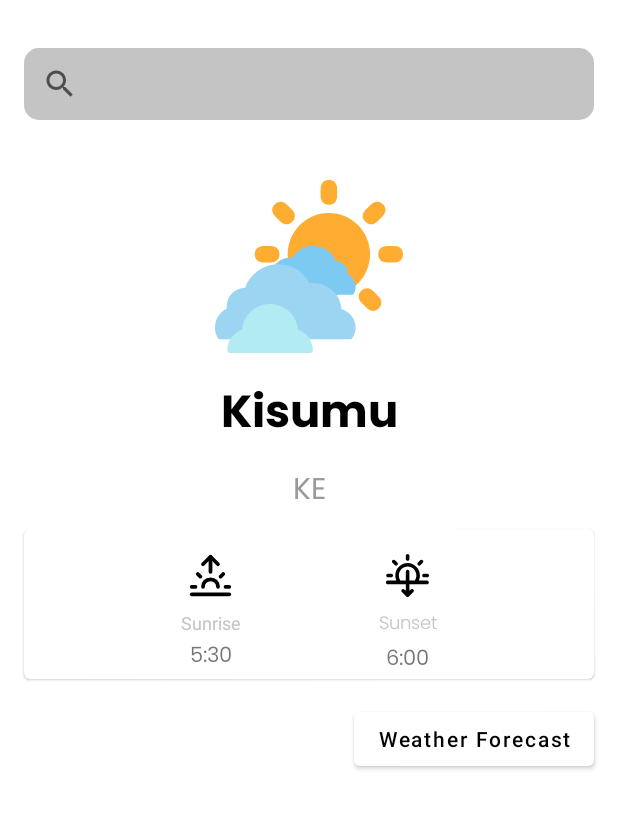
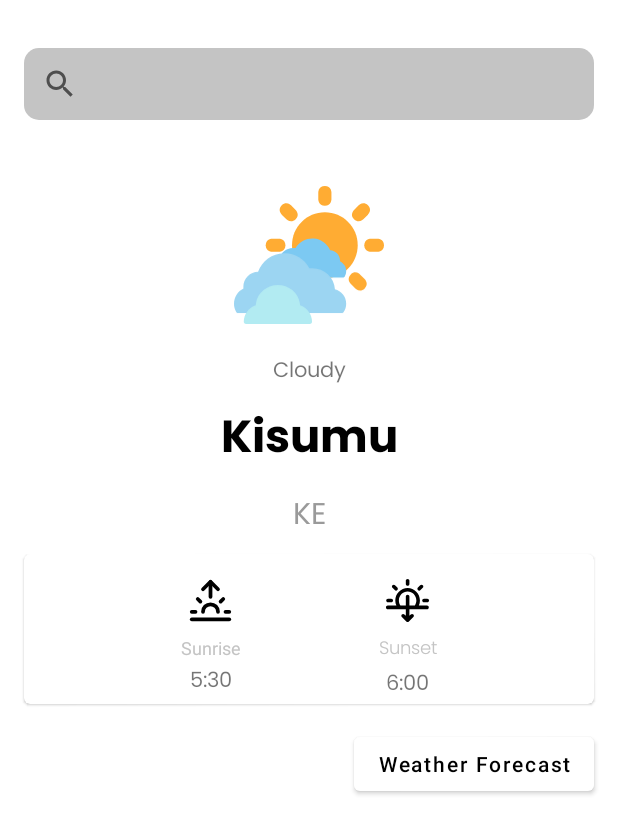
Before and after one commit to agesa3/City-Weather, an Android app: the screen it shows after launch (MainActivity), on a phone screen of 412 x 824 dp. Shown: the top 834 px of the screen. Run offline under Robolectric (Android 15) with nearby library versions, the phone set to English and light mode, and no system bars; our stand-ins replace Dagger/Hilt's generated code, Room's generated code; pictures from the network do not load.

Commit message:
fetch weather icons and load them to UI using glide

```diff
--- a/app/src/main/java/com/agesadev/weathercell/model/CityWeatherPresentation.kt
+++ b/app/src/main/java/com/agesadev/weathercell/model/CityWeatherPresentation.kt
@@ -7,5 +7,6 @@ data class CityWeatherPresentation(
     val main: MainPresentation,
     val pop: Double,
     val visibility: Int,
-    val wind: WindPresentation
+    val wind: WindPresentation,
+    val weather: List<WeatherPresentation>,
 )
--- a/app/src/main/java/com/agesadev/weathercell/util/Utils.kt
+++ b/app/src/main/java/com/agesadev/weathercell/util/Utils.kt
@@ -32,6 +32,9 @@ object Utils {
         return String.format("%.1f", kelvin - 273.15) + "°C"
     }
 
+    fun capitalizeTheFirstLetterOfTheWord(word: String): String {
+        return word.substring(0, 1).uppercase(Locale.ROOT) + word.substring(1)
+    }
 }
 
 
--- a/app/src/main/res/layout/fragment_home.xml
+++ b/app/src/main/res/layout/fragment_home.xml
@@ -21,9 +21,9 @@
         app:layout_constraintTop_toTopOf="parent" />
 
     <ImageView
-        android:id="@+id/imageView"
-        android:layout_width="wrap_content"
-        android:layout_height="wrap_content"
+        android:id="@+id/weatherIcon"
+        android:layout_width="100dp"
+        android:layout_height="100dp"
         android:layout_marginTop="@dimen/margin_large"
         app:layout_constraintEnd_toEndOf="@+id/search_query"
         app:layout_constraintStart_toStartOf="@+id/search_query"
@@ -34,14 +34,14 @@
         android:id="@+id/cityName"
         android:layout_width="wrap_content"
         android:layout_height="wrap_content"
-        android:layout_marginTop="@dimen/sixteen_dp"
+        android:layout_marginTop="8dp"
         android:fontFamily="@font/poppins_bold"
         android:text="@string/city_name"
         android:textColor="@color/black"
         android:textSize="@dimen/large_text_size"
-        app:layout_constraintEnd_toEndOf="@+id/imageView"
-        app:layout_constraintStart_toStartOf="@+id/imageView"
-        app:layout_constraintTop_toBottomOf="@+id/imageView" />
+        app:layout_constraintEnd_toEndOf="@+id/weatherIcon"
+        app:layout_constraintStart_toStartOf="@+id/weatherIcon"
+        app:layout_constraintTop_toBottomOf="@+id/weatherDescription" />
 
     <com.google.android.material.card.MaterialCardView
         android:id="@+id/cardView"
@@ -169,7 +169,18 @@
         app:layout_constraintBottom_toBottomOf="@+id/countyCode"
         app:layout_constraintEnd_toEndOf="parent"
         app:layout_constraintStart_toStartOf="parent"
-        app:layout_constraintTop_toBottomOf="@+id/imageView" />
+        app:layout_constraintTop_toBottomOf="@+id/weatherIcon" />
+
+    <TextView
+        android:id="@+id/weatherDescription"
+        android:layout_width="wrap_content"
+        android:layout_height="wrap_content"
+        android:layout_marginTop="16dp"
+        android:fontFamily="@font/poppins"
+        android:text="Cloudy"
+        app:layout_constraintEnd_toEndOf="@+id/weatherIcon"
+        app:layout_constraintStart_toStartOf="@+id/weatherIcon"
+        app:layout_constraintTop_toBottomOf="@+id/weatherIcon" />
 
 
 </androidx.constraintlayout.widget.ConstraintLayout>
--- a/data/build.gradle
+++ b/data/build.gradle
@@ -47,7 +47,7 @@ ext {
     core_ktx = "1.7.0"
     junit_version = "4.13.2"
     ext_junit = "1.1.3"
-    test_espresso = " 3.4.0"
+    test_espresso = "3.4.0"
 }
 
 dependencies {
--- a/data/src/main/java/com/agesadev/data/remote/dtos/CityWeatherDto.kt
+++ b/data/src/main/java/com/agesadev/data/remote/dtos/CityWeatherDto.kt
@@ -9,5 +9,7 @@ data class CityWeatherDto(
     val rain: Rain,
     val sys: Sys,
     val visibility: Int,
-    val wind: Wind
+    val wind: Wind,
+    val weather: List<Weather>,
+
 )
--- a/domain/build.gradle
+++ b/domain/build.gradle
@@ -40,7 +40,7 @@ ext {
     core_ktx = "1.7 .0"
     junit_version = "4.13.2"
     ext_junit = "1.1.3"
-    test_espresso = " 3.4.0"
+    test_espresso = "3.4.0"
 }
 
 dependencies {
--- a/domain/src/main/java/com/agesadev/domain/models/CityWeatherDomain.kt
+++ b/domain/src/main/java/com/agesadev/domain/models/CityWeatherDomain.kt
@@ -7,5 +7,6 @@ data class CityWeatherDomain(
     val main: MainDomain,
     val pop: Double,
     val visibility: Int,
-    val wind: WindDomain
+    val wind: WindDomain,
+    val weather: List<WeatherDomain>,
 )
```
Also changed, not shown: app/build.gradle (+6 -1 lines), app/src/main/java/com/agesadev/weathercell/days/adapters/WeatherRecyclerAdapter.kt (+16 -0 lines), app/src/main/java/com/agesadev/weathercell/home/HomeFragment.kt (+18 -0 lines), app/src/main/java/com/agesadev/weathercell/mappers/PresentationLayerMappers.kt (+11 -1 lines), app/src/main/java/com/agesadev/weathercell/model/WeatherPresentation.kt (added, +8 -0 lines), app/src/main/res/layout/single_weather_card.xml (+25 -6 lines), data/src/main/java/com/agesadev/data/local/converters/ListStringCityWeather.kt (+12 -0 lines), data/src/main/java/com/agesadev/data/mappers/DataLayerMappers.kt (+14 -11 lines), domain/src/main/java/com/agesadev/domain/models/WeatherDomain.kt (added, +8 -0 lines), 3 other files.
